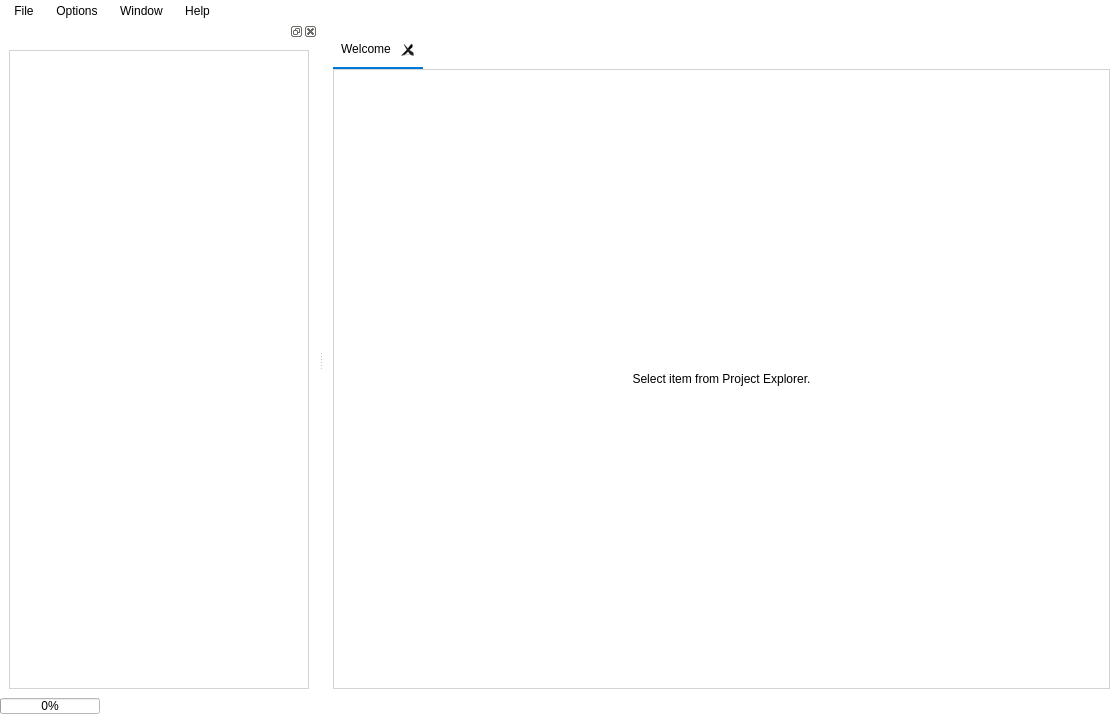
This is pastrocore/gui_pyside/main_window.ui in Torward1024/pAstroCORE as Qt 5 draws it before an edit. The edited form follows.
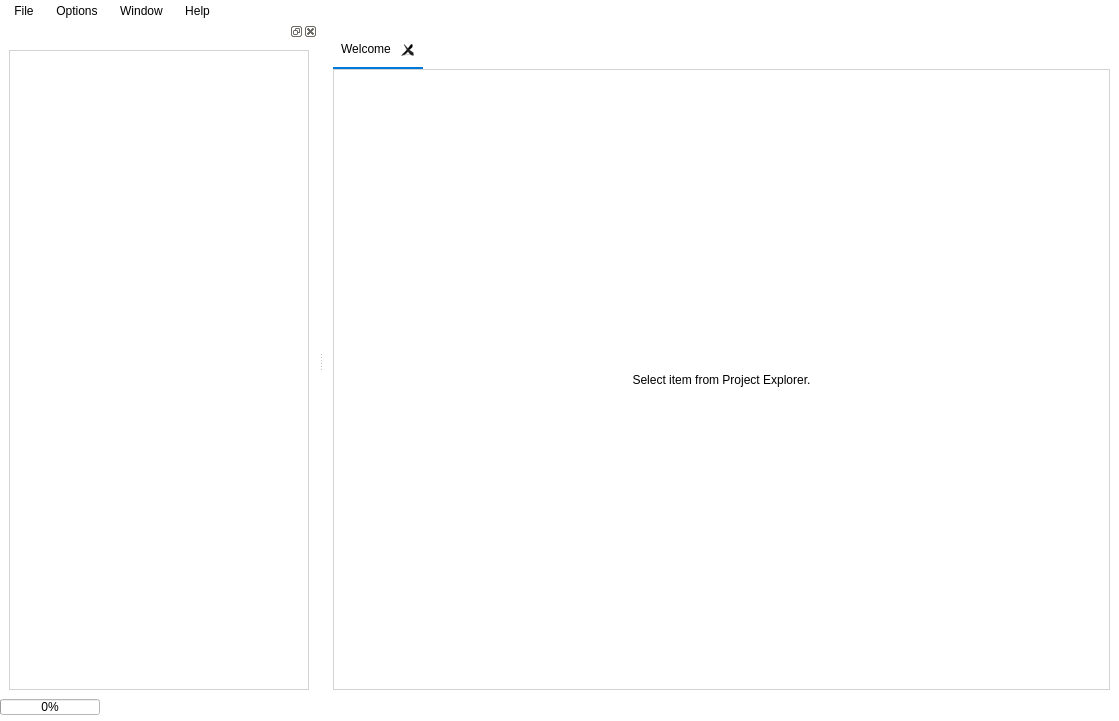
This is the edited form. Icons and pictures are not drawn.

```diff
--- a/pastrocore/gui_pyside/main_window.ui
+++ b/pastrocore/gui_pyside/main_window.ui
@@ -7,7 +7,7 @@
     <x>0</x>
     <y>0</y>
     <width>1119</width>
-    <height>720</height>
+    <height>721</height>
    </rect>
   </property>
   <property name="windowTitle">
@@ -29,6 +29,12 @@
                QTabBar::tab { background: #e0e0e0; padding: 8px; }
                QTabBar::tab:selected { background: #ffffff; border-bottom: 2px solid #0078d7; }</string>
       </property>
+      <property name="tabShape">
+       <enum>QTabWidget::TabShape::Rounded</enum>
+      </property>
+      <property name="elideMode">
+       <enum>Qt::TextElideMode::ElideNone</enum>
+      </property>
       <property name="tabsClosable">
        <bool>true</bool>
       </property>
```
Left out of the diff: 57 changed lines with no effect on the pictures.
